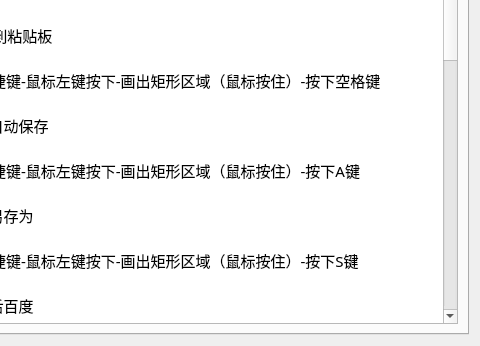
Y-Matin/NewsSpider, file setting.ui: the form before one commit; both pictures show x 81 to 561 and y 170 to 516 of the 561 by 516 pixel window.
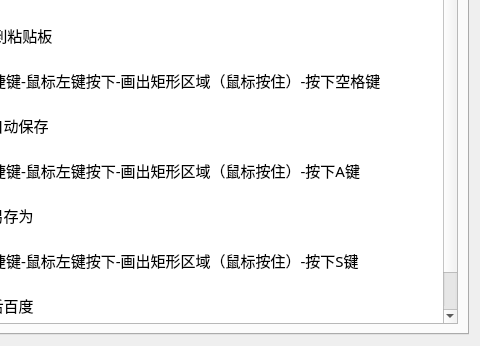
The form after the commit. The open tabs and pages were chosen to show the change. Icons and pictures are not drawn.

Patch:
```diff
--- a/setting.ui
+++ b/setting.ui
@@ -353,35 +353,7 @@
 &lt;p style=&quot;-qt-paragraph-type:empty; margin-top:0px; margin-bottom:0px; margin-left:0px; margin-right:0px; -qt-block-indent:0; text-indent:0px;&quot;&gt;&lt;br /&gt;&lt;/p&gt;
 &lt;p style=&quot; margin-top:0px; margin-bottom:0px; margin-left:0px; margin-right:0px; -qt-block-indent:0; text-indent:0px;&quot;&gt;5.识别后百度 &lt;/p&gt;
 &lt;p style=&quot;-qt-paragraph-type:empty; margin-top:0px; margin-bottom:0px; margin-left:0px; margin-right:0px; -qt-block-indent:0; text-indent:0px;&quot;&gt;&lt;br /&gt;&lt;/p&gt;
-&lt;p style=&quot; margin-top:0px; margin-bottom:0px; margin-left:0px; margin-right:0px; -qt-block-indent:0; text-indent:0px;&quot;&gt;按下快捷键-鼠标左键按下-画出矩形区域（鼠标按住）-按下B键 &lt;/p&gt;
-&lt;p style=&quot;-qt-paragraph-type:empty; margin-top:0px; margin-bottom:0px; margin-left:0px; margin-right:0px; -qt-block-indent:0; text-indent:0px;&quot;&gt;&lt;br /&gt;&lt;/p&gt;
-&lt;p style=&quot; margin-top:0px; margin-bottom:0px; margin-left:0px; margin-right:0px; -qt-block-indent:0; text-indent:0px;&quot;&gt;6.识别后分割文本 &lt;/p&gt;
-&lt;p style=&quot;-qt-paragraph-type:empty; margin-top:0px; margin-bottom:0px; margin-left:0px; margin-right:0px; -qt-block-indent:0; text-indent:0px;&quot;&gt;&lt;br /&gt;&lt;/p&gt;
-&lt;p style=&quot; margin-top:0px; margin-bottom:0px; margin-left:0px; margin-right:0px; -qt-block-indent:0; text-indent:0px;&quot;&gt;按下快捷键-鼠标左键按下-画出矩形区域（鼠标按住）-按下数字键1键 &lt;/p&gt;
-&lt;p style=&quot;-qt-paragraph-type:empty; margin-top:0px; margin-bottom:0px; margin-left:0px; margin-right:0px; -qt-block-indent:0; text-indent:0px;&quot;&gt;&lt;br /&gt;&lt;/p&gt;
-&lt;p style=&quot; margin-top:0px; margin-bottom:0px; margin-left:0px; margin-right:0px; -qt-block-indent:0; text-indent:0px;&quot;&gt;7.识别后合并文本 &lt;/p&gt;
-&lt;p style=&quot;-qt-paragraph-type:empty; margin-top:0px; margin-bottom:0px; margin-left:0px; margin-right:0px; -qt-block-indent:0; text-indent:0px;&quot;&gt;&lt;br /&gt;&lt;/p&gt;
-&lt;p style=&quot; margin-top:0px; margin-bottom:0px; margin-left:0px; margin-right:0px; -qt-block-indent:0; text-indent:0px;&quot;&gt;按下快捷键-鼠标左键按下-画出矩形区域（鼠标按住）-按下数字键2键 &lt;/p&gt;
-&lt;p style=&quot;-qt-paragraph-type:empty; margin-top:0px; margin-bottom:0px; margin-left:0px; margin-right:0px; -qt-block-indent:0; text-indent:0px;&quot;&gt;&lt;br /&gt;&lt;/p&gt;
-&lt;p style=&quot; margin-top:0px; margin-bottom:0px; margin-left:0px; margin-right:0px; -qt-block-indent:0; text-indent:0px;&quot;&gt;8.贴图功能 &lt;/p&gt;
-&lt;p style=&quot;-qt-paragraph-type:empty; margin-top:0px; margin-bottom:0px; margin-left:0px; margin-right:0px; -qt-block-indent:0; text-indent:0px;&quot;&gt;&lt;br /&gt;&lt;/p&gt;
-&lt;p style=&quot; margin-top:0px; margin-bottom:0px; margin-left:0px; margin-right:0px; -qt-block-indent:0; text-indent:0px;&quot;&gt;按下快捷键-鼠标左键按下-画出矩形区域（鼠标按住）-按下Q键 &lt;/p&gt;
-&lt;p style=&quot;-qt-paragraph-type:empty; margin-top:0px; margin-bottom:0px; margin-left:0px; margin-right:0px; -qt-block-indent:0; text-indent:0px;&quot;&gt;&lt;br /&gt;&lt;/p&gt;
-&lt;p style=&quot; margin-top:0px; margin-bottom:0px; margin-left:0px; margin-right:0px; -qt-block-indent:0; text-indent:0px;&quot;&gt;9.屏幕取色器 &lt;/p&gt;
-&lt;p style=&quot;-qt-paragraph-type:empty; margin-top:0px; margin-bottom:0px; margin-left:0px; margin-right:0px; -qt-block-indent:0; text-indent:0px;&quot;&gt;&lt;br /&gt;&lt;/p&gt;
-&lt;p style=&quot; margin-top:0px; margin-bottom:0px; margin-left:0px; margin-right:0px; -qt-block-indent:0; text-indent:0px;&quot;&gt;按下快捷键-按下C键-拾取颜色-松开鼠标 &lt;/p&gt;
-&lt;p style=&quot;-qt-paragraph-type:empty; margin-top:0px; margin-bottom:0px; margin-left:0px; margin-right:0px; -qt-block-indent:0; text-indent:0px;&quot;&gt;&lt;br /&gt;&lt;/p&gt;
-&lt;p style=&quot; margin-top:0px; margin-bottom:0px; margin-left:0px; margin-right:0px; -qt-block-indent:0; text-indent:0px;&quot;&gt;10.高级截图功能 &lt;/p&gt;
-&lt;p style=&quot;-qt-paragraph-type:empty; margin-top:0px; margin-bottom:0px; margin-left:0px; margin-right:0px; -qt-block-indent:0; text-indent:0px;&quot;&gt;&lt;br /&gt;&lt;/p&gt;
-&lt;p style=&quot; margin-top:0px; margin-bottom:0px; margin-left:0px; margin-right:0px; -qt-block-indent:0; text-indent:0px;&quot;&gt;按下快捷键-按下E键-进行截图编辑 &lt;/p&gt;
-&lt;p style=&quot;-qt-paragraph-type:empty; margin-top:0px; margin-bottom:0px; margin-left:0px; margin-right:0px; -qt-block-indent:0; text-indent:0px;&quot;&gt;&lt;br /&gt;&lt;/p&gt;
-&lt;p style=&quot; margin-top:0px; margin-bottom:0px; margin-left:0px; margin-right:0px; -qt-block-indent:0; text-indent:0px;&quot;&gt;11.多选区识别 &lt;/p&gt;
-&lt;p style=&quot;-qt-paragraph-type:empty; margin-top:0px; margin-bottom:0px; margin-left:0px; margin-right:0px; -qt-block-indent:0; text-indent:0px;&quot;&gt;&lt;br /&gt;&lt;/p&gt;
-&lt;p style=&quot; margin-top:0px; margin-bottom:0px; margin-left:0px; margin-right:0px; -qt-block-indent:0; text-indent:0px;&quot;&gt;按下快捷键-按下Tab键-选择区域-鼠标双击选中区域 &lt;/p&gt;
-&lt;p style=&quot;-qt-paragraph-type:empty; margin-top:0px; margin-bottom:0px; margin-left:0px; margin-right:0px; -qt-block-indent:0; text-indent:0px;&quot;&gt;&lt;br /&gt;&lt;/p&gt;
-&lt;p style=&quot; margin-top:0px; margin-bottom:0px; margin-left:0px; margin-right:0px; -qt-block-indent:0; text-indent:0px;&quot;&gt;12.多选区截图 &lt;/p&gt;
-&lt;p style=&quot;-qt-paragraph-type:empty; margin-top:0px; margin-bottom:0px; margin-left:0px; margin-right:0px; -qt-block-indent:0; text-indent:0px;&quot;&gt;&lt;br /&gt;&lt;/p&gt;
-&lt;p style=&quot; margin-top:0px; margin-bottom:0px; margin-left:0px; margin-right:0px; -qt-block-indent:0; text-indent:0px;&quot;&gt;按下快捷键-按下Tab键-画区域-按下A键保存 &lt;/p&gt;&lt;/body&gt;&lt;/html&gt;</string>
+&lt;p style=&quot; margin-top:0px; margin-bottom:0px; margin-left:0px; margin-right:0px; -qt-block-indent:0; text-indent:0px;&quot;&gt;按下快捷键-鼠标左键按下-画出矩形区域（鼠标按住）-按下B键 &lt;/p&gt;&lt;/body&gt;&lt;/html&gt;</string>
          </property>
         </widget>
        </item>
```
Left out of the diff: 2 changed lines with no effect on the pictures.
